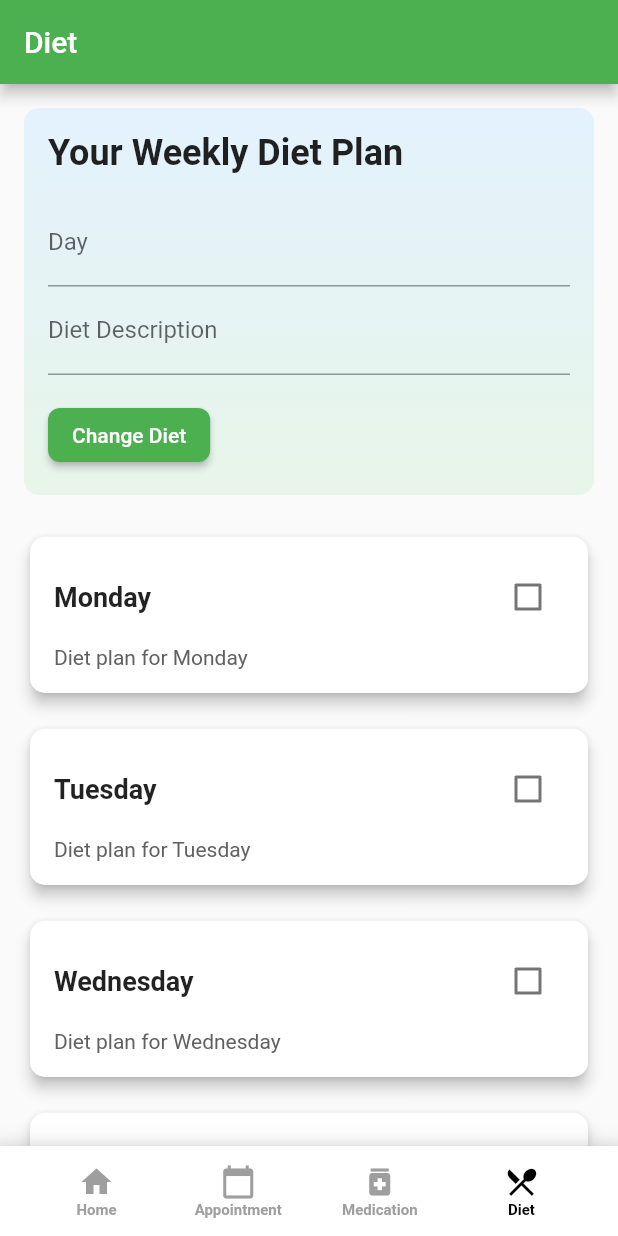
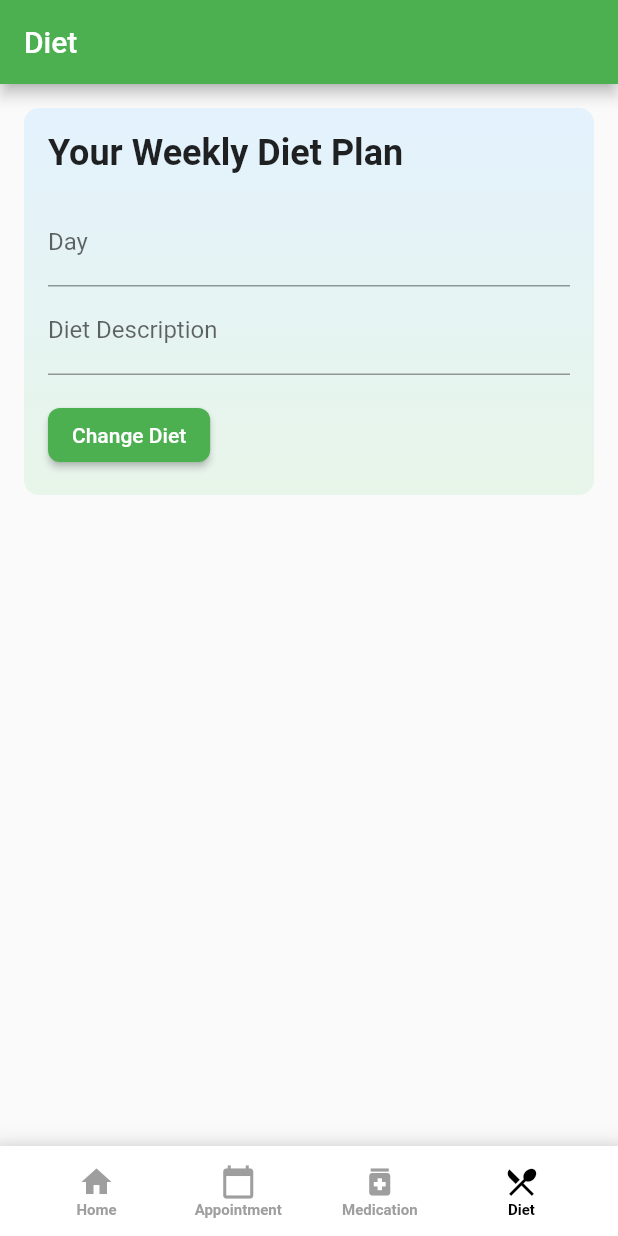
Before and after one commit to navaneethkulal8/hacktofuturehealthcare, a Flutter app: the screen it shows after launch, item 4 of the bottom bar chosen, on a phone screen of 412 x 824 dp. Run offline on Flutter 3.47's test engine with Material 2 defaults, Android fonts, the light colour scheme and no system bars; our stand-ins replace firebase_auth; accounts and stored records are empty.

Commit message:
redesign the ui of diet page

```diff
--- a/lib/pages/profilepage.dart
+++ b/lib/pages/profilepage.dart
@@ -53,8 +53,6 @@ class _ProfilePageState extends State<ProfilePage> {
             crossAxisAlignment: CrossAxisAlignment.start,
             children: [
               _buildDietContainer(),
-              const SizedBox(height: 24.0),
-              _buildDayCards(),
             ],
           ),
         ),
@@ -122,68 +120,4 @@ class _ProfilePageState extends State<ProfilePage> {
       ),
     );
   }
-
-  Widget _buildDayCards() {
-    return Column(
-      crossAxisAlignment:
-          CrossAxisAlignment.stretch, // Ensure cards take the full width
-      children: days.map((day) {
-        return Padding(
-          padding: const EdgeInsets.only(bottom: 16.0),
-          child: _buildDayCard(day),
-        );
-      }).toList(),
-    );
-  }
-
-  Widget _buildDayCard(String day) {
-    return Card(
-      elevation: 4,
-      shape: RoundedRectangleBorder(
-        borderRadius: BorderRadius.circular(10),
-      ),
-      child: Padding(
-        padding: const EdgeInsets.all(16.0),
-        child: Column(
-          crossAxisAlignment: CrossAxisAlignment.start,
-          children: [
-            Row(
-              children: [
-                Text(
-                  day,
-                  style: TextStyle(
-                    fontSize: 18.0,
-                    fontWeight: FontWeight.bold,
-                  ),
-                ),
-                Spacer(),
-                Checkbox(
-                  value: false,
-                  onChanged: (bool? value) {},
-                ),
-              ],
-            ),
-            const SizedBox(height: 8.0),
-            Expanded(
-              child: Text(
-                selectedDay == day
-                    ? selectedSubtitle.isNotEmpty
-                        ? selectedSubtitle
-                        : 'Diet plan for $selectedDay'
-                    : 'Diet plan for $day',
-                style: TextStyle(
-                  fontSize: 14.0,
-                  color: Colors.grey.shade700,
-                ),
-              ),
-            ),
-          ],
-        ),
-      ),
-    );
-  }
 }
-
-void main() {
-  runApp(ProfilePage());
-}
```
